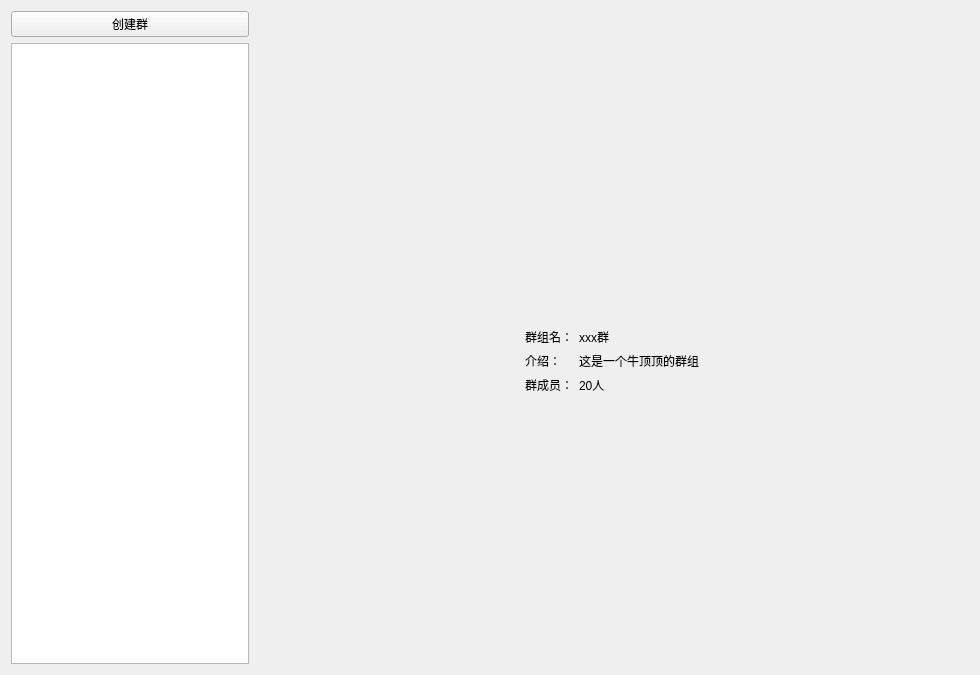
leehuitao/IM_SERVICE_CLIENT, file GoTestClient/Gui/GroupUi/group_main_widget.ui: the form before one commit.
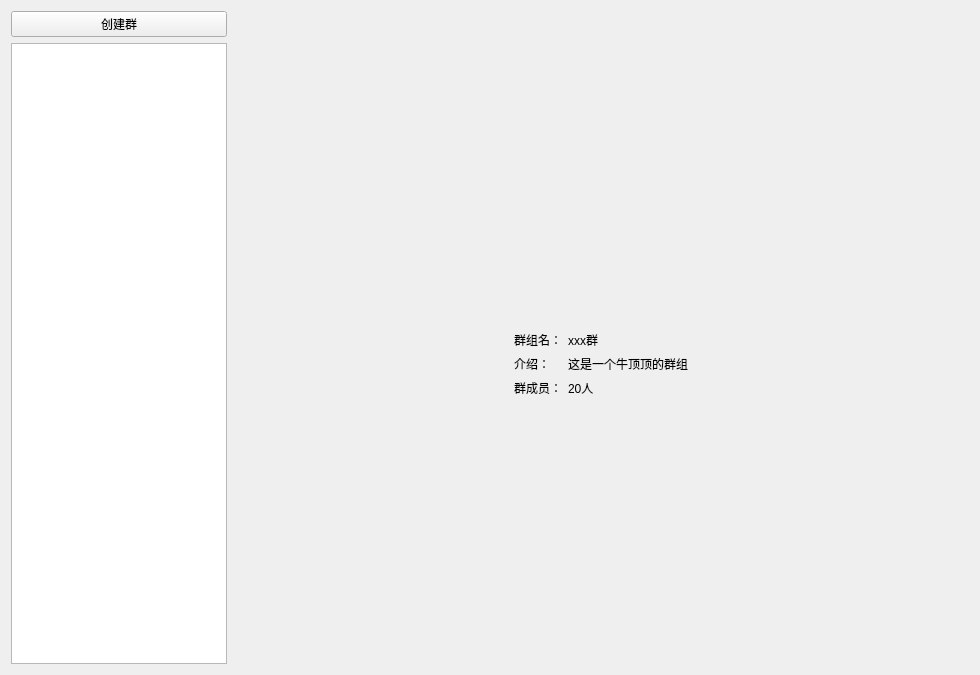
The form after the commit.

```diff
--- a/GoTestClient/Gui/GroupUi/group_main_widget.ui
+++ b/GoTestClient/Gui/GroupUi/group_main_widget.ui
@@ -13,18 +13,8 @@
   <property name="windowTitle">
    <string>Form</string>
   </property>
-  <layout class="QGridLayout" name="gridLayout" columnstretch="1,3">
-   <item row="1" column="0">
-    <widget class="QListView" name="group_listView">
-     <property name="minimumSize">
-      <size>
-       <width>100</width>
-       <height>0</height>
-      </size>
-     </property>
-    </widget>
-   </item>
-   <item row="1" column="1">
+  <layout class="QGridLayout" name="gridLayout" columnstretch="1,3,0">
+   <item row="2" column="2">
     <widget class="QWidget" name="group_info_widget" native="true">
      <layout class="QGridLayout" name="gridLayout_3">
       <item row="1" column="1">
@@ -130,7 +120,10 @@
      </layout>
     </widget>
    </item>
-   <item row="0" column="0">
+   <item row="1" column="0" rowspan="2" colspan="2">
+    <widget class="QListWidget" name="group_listWidget"/>
+   </item>
+   <item row="0" column="0" colspan="2">
     <widget class="QPushButton" name="create_group_btn">
      <property name="text">
       <string>创建群</string>
```
